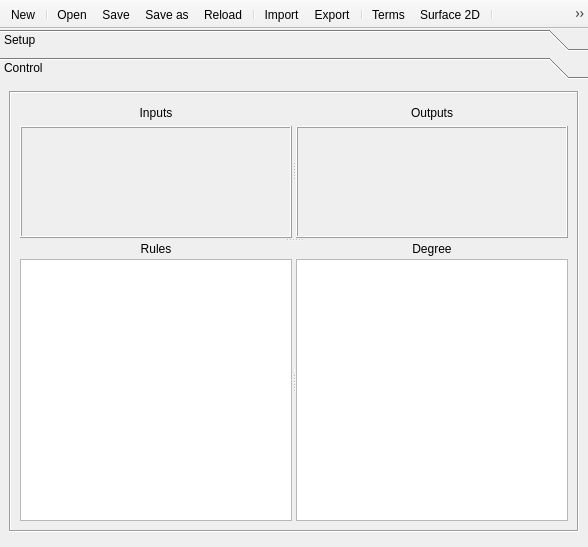
First picture: the form in qtfuzzylite/ui/Window.ui, repository fuzzylite/fuzzylite, before the edit.
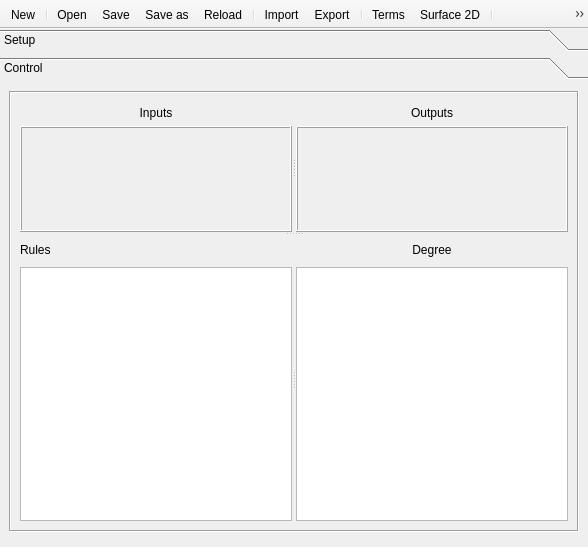
Second picture: the form after the edit. The open tabs and pages were chosen to show the change. Icons and pictures are not drawn.

Diff of the .ui file:
```diff
--- a/qtfuzzylite/ui/Window.ui
+++ b/qtfuzzylite/ui/Window.ui
@@ -600,7 +600,7 @@
                         <x>0</x>
                         <y>0</y>
                         <width>262</width>
-                        <height>92</height>
+                        <height>90</height>
                        </rect>
                       </property>
                       <property name="sizePolicy">
@@ -738,7 +738,7 @@
                         <x>0</x>
                         <y>0</y>
                         <width>262</width>
-                        <height>92</height>
+                        <height>90</height>
                        </rect>
                       </property>
                       <property name="sizePolicy">
@@ -804,6 +804,11 @@
                  <number>3</number>
                 </property>
                 <item>
+                 <layout class="QHBoxLayout" name="hly_rules_control">
+                  <property name="topMargin">
+                   <number>0</number>
+                  </property>
+                  <item>
                  <widget class="QLabel" name="label_3">
                   <property name="sizePolicy">
                    <sizepolicy hsizetype="Minimum" vsizetype="Fixed">
@@ -815,9 +820,37 @@
                    <string>Rules</string>
                   </property>
                   <property name="alignment">
-                   <set>Qt::AlignCenter</set>
-                  </property>
-                 </widget>
+                     <set>Qt::AlignLeading|Qt::AlignLeft|Qt::AlignVCenter</set>
+                    </property>
+                   </widget>
+                  </item>
+                  <item>
+                   <spacer name="horizontalSpacer_5">
+                    <property name="orientation">
+                     <enum>Qt::Horizontal</enum>
+                    </property>
+                    <property name="sizeHint" stdset="0">
+                     <size>
+                      <width>40</width>
+                      <height>28</height>
+                     </size>
+                    </property>
+                   </spacer>
+                  </item>
+                  <item>
+                   <spacer name="horizontalSpacer_3">
+                    <property name="orientation">
+                     <enum>Qt::Horizontal</enum>
+                    </property>
+                    <property name="sizeHint" stdset="0">
+                     <size>
+                      <width>40</width>
+                      <height>28</height>
+                     </size>
+                    </property>
+                   </spacer>
+                  </item>
+                 </layout>
                 </item>
                 <item>
                  <widget class="QListWidget" name="lsw_test_rules">
@@ -843,6 +876,24 @@
                  <number>3</number>
                 </property>
                 <item>
+                 <layout class="QHBoxLayout" name="horizontalLayout_4">
+                  <property name="topMargin">
+                   <number>0</number>
+                  </property>
+                  <item>
+                   <spacer name="horizontalSpacer_6">
+                    <property name="orientation">
+                     <enum>Qt::Horizontal</enum>
+                    </property>
+                    <property name="sizeHint" stdset="0">
+                     <size>
+                      <width>40</width>
+                      <height>28</height>
+                     </size>
+                    </property>
+                   </spacer>
+                  </item>
+                  <item>
                  <widget class="QLabel" name="label_5">
                   <property name="sizePolicy">
                    <sizepolicy hsizetype="Minimum" vsizetype="Fixed">
@@ -857,6 +908,21 @@
                    <set>Qt::AlignCenter</set>
                   </property>
                  </widget>
+                  </item>
+                  <item>
+                   <spacer name="horizontalSpacer_7">
+                    <property name="orientation">
+                     <enum>Qt::Horizontal</enum>
+                    </property>
+                    <property name="sizeHint" stdset="0">
+                     <size>
+                      <width>40</width>
+                      <height>28</height>
+                     </size>
+                    </property>
+                   </spacer>
+                  </item>
+                 </layout>
                 </item>
                 <item>
                  <widget class="QListWidget" name="lsw_test_rules_activation">
```
Left out of the diff: 58 changed lines with no effect on the pictures. Lines whose indentation alone changed are shown as unchanged.
